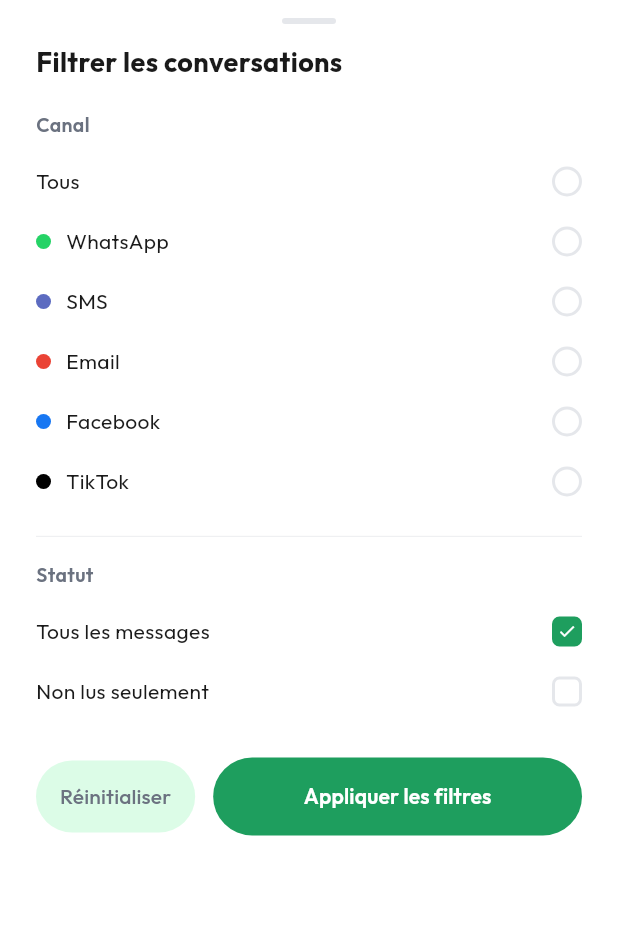
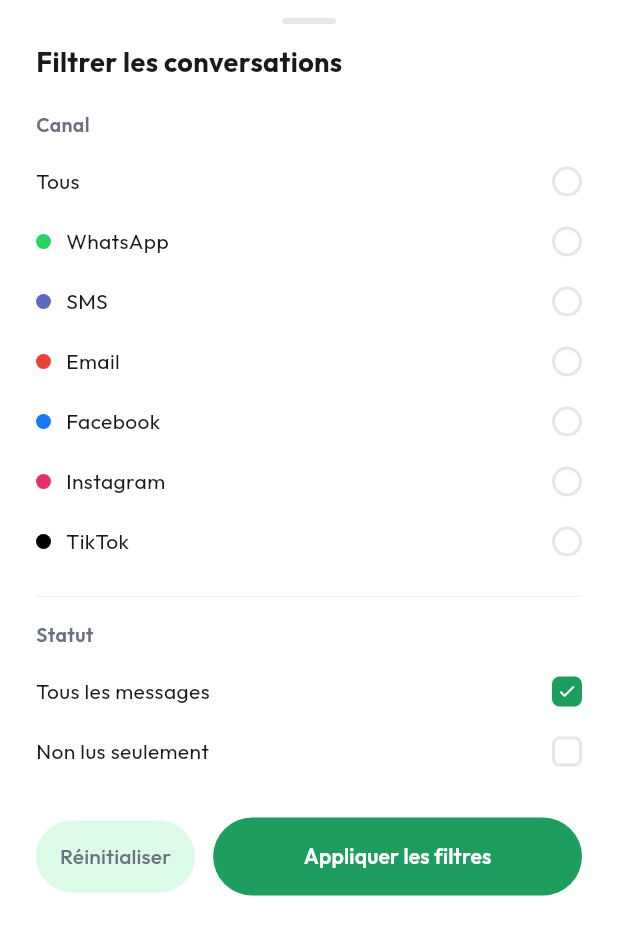
Before and after one commit to Samiiii5/e-signal-v2, a Flutter app: the _FilterSheet widget shown alone on an empty page, opened directly with empty values, on a phone screen of 412 x 824 dp. Shown: the top 935 px of the screen. Run offline on Flutter 3.47's test engine with Material 3 defaults, Android fonts, the phone set to English and light mode, and no system bars; our stand-ins replace dio, go_router, google_fonts, image_picker, open_file, pdf and 2 more; missing offline and left inert: excel; accounts and stored records are empty.

Commit message:
feat: add Instagram filter to inbox chips and filter bottom sheet
- Add _Filter.instagram to enum and label extension
- Add filtering case: channel == 'instagram'
- Add _ChannelOption 'Instagram' (value: 'instagram') in FilterSheet between Facebook and TikTok

```diff
--- a/lib/features/inbox/inbox_screen.dart
+++ b/lib/features/inbox/inbox_screen.dart
@@ -144,6 +144,7 @@ class _InboxScreenState extends State<InboxScreen> {
       case _Filter.sms: list = list.where((t) => t.channel == 'sms').toList();
       case _Filter.email: list = list.where((t) => t.channel == 'email').toList();
       case _Filter.facebook: list = list.where((t) => t.channel == 'messenger').toList();
+      case _Filter.instagram: list = list.where((t) => t.channel == 'instagram').toList();
       case _Filter.tiktok: list = list.where((t) => t.channel == 'tiktok').toList();
       case _Filter.unread: list = list.where((t) => t.unreadCount > 0).toList();
       case _Filter.all: break;
@@ -356,7 +357,7 @@ class _InboxSkeleton extends StatelessWidget {
 
 // ── Filtres ───────────────────────────────────────────────────────────────────
 
-enum _Filter { all, whatsapp, sms, email, facebook, tiktok, unread, commentaires }
+enum _Filter { all, whatsapp, sms, email, facebook, instagram, tiktok, unread, commentaires }
 
 extension _FilterLabel on _Filter {
   String get label => switch (this) {
@@ -365,6 +366,7 @@ extension _FilterLabel on _Filter {
     _Filter.sms          => 'SMS',
     _Filter.email        => 'Email',
     _Filter.facebook     => 'Facebook',
+    _Filter.instagram    => 'Instagram',
     _Filter.tiktok       => 'TikTok',
     _Filter.unread       => 'Non lus',
     _Filter.commentaires => 'Commentaires',
@@ -613,6 +615,7 @@ class _FilterSheetState extends State<_FilterSheet> {
           _ChannelOption(label: 'SMS', value: 'sms', groupValue: _channel, onChanged: (v) => setState(() => _channel = v), color: const Color(0xFF5C6BC0)),
           _ChannelOption(label: 'Email', value: 'email', groupValue: _channel, onChanged: (v) => setState(() => _channel = v), color: const Color(0xFFEA4335)),
           _ChannelOption(label: 'Facebook', value: 'messenger', groupValue: _channel, onChanged: (v) => setState(() => _channel = v), color: const Color(0xFF1877F2)),
+          _ChannelOption(label: 'Instagram', value: 'instagram', groupValue: _channel, onChanged: (v) => setState(() => _channel = v), color: const Color(0xFFE1306C)),
           _ChannelOption(label: 'TikTok', value: 'tiktok', groupValue: _channel, onChanged: (v) => setState(() => _channel = v), color: const Color(0xFF010101)),
 
           const SizedBox(height: 16),
```
